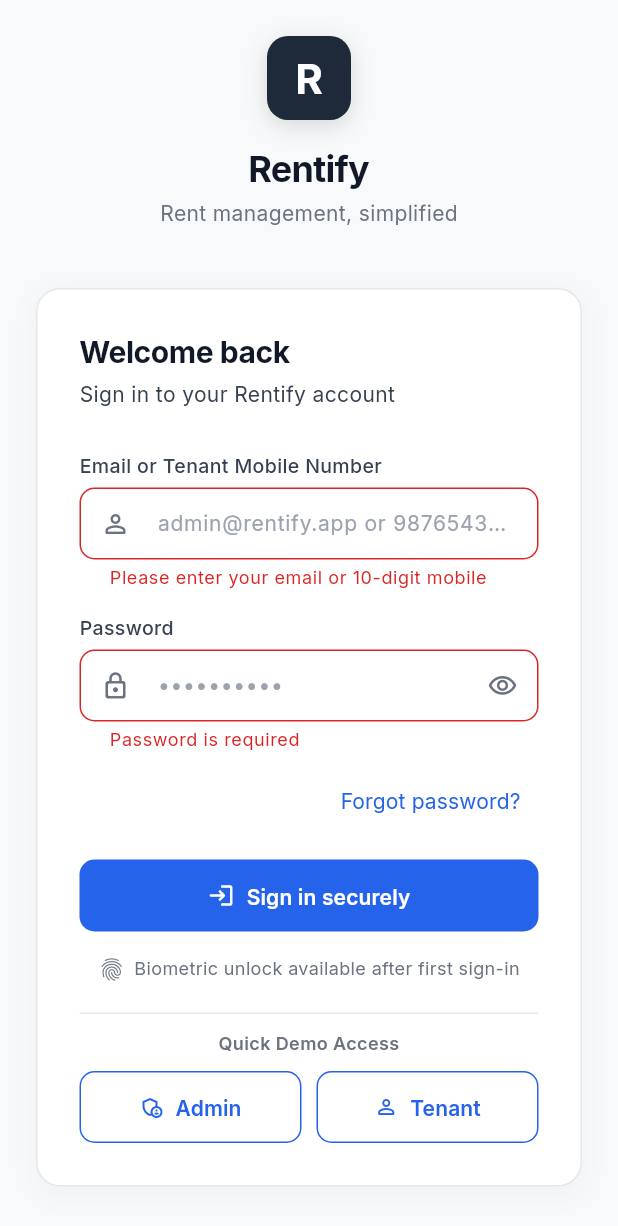
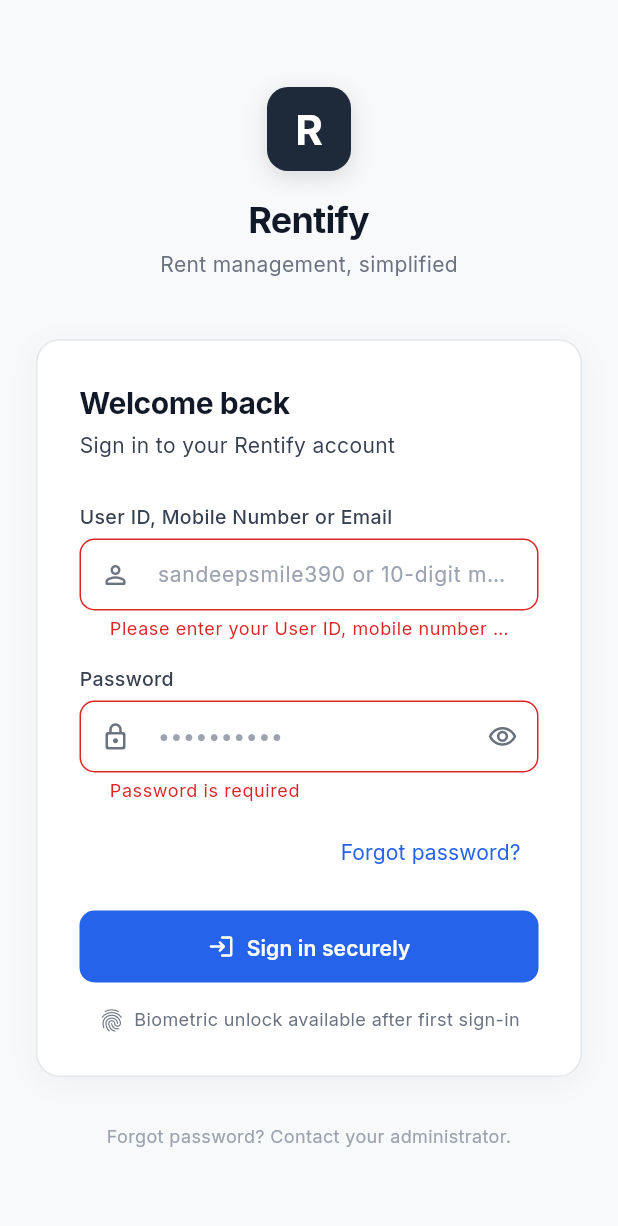
Before and after one commit to Sandeepsmile390/Rentify, a Flutter app: the screen it shows after launch, after a tap on "Sign in securely", on a phone screen of 412 x 824 dp. Shown: the top 1226 px of the screen. Run offline on Flutter 3.47's test engine with Material 3 defaults, Android fonts, the light colour scheme and no system bars; our stand-ins replace flutter_riverpod, go_router, google_fonts, permission_handler, supabase_flutter; accounts and stored records are empty.

Commit message:
feat: permanent database deletion of tenancies, tenant mobile login/pass, admin sandeepsmile390, remove demo access

```diff
--- a/lib/features/auth/ui/login_screen.dart
+++ b/lib/features/auth/ui/login_screen.dart
@@ -62,13 +62,23 @@
     });
 
     final identifier = _emailController.text.trim();
-    final password = _passwordController.text;
+    final idLower = identifier.toLowerCase();
     final cleanDigits = identifier.replaceAll(RegExp(r'\D'), '');
+    var password = _passwordController.text;
 
     String loginEmail = identifier;
 
-    // 1. Mobile Number Login for Tenants: Lookup account email securely
-    if (cleanDigits.length >= 10 && !identifier.contains('@')) {
+    // 1. Admin ID: sandeepsmile390 or admin@rentify.app
+    if (idLower == 'sandeepsmile390' || idLower == 'admin@rentify.app') {
+      loginEmail = 'sandeepsmile390@rentify.app';
+    } else if (cleanDigits.length >= 10 && !identifier.contains('@')) {
+      // 2. Tenant Mobile Number Login: Lookup account email securely
+      // If identifier is a 10-digit mobile number and password is blank, auto-default password to the mobile number
+      if (password.isEmpty) {
+        password = cleanDigits;
+        _passwordController.text = cleanDigits;
+      }
+
       try {
         final client = Supabase.instance.client;
         final res = await client.rpc(
@@ -231,18 +241,19 @@
                             const SizedBox(height: 16),
                           ],
 
-                          // Email or Mobile
+                          // User ID / Mobile / Email
                           AppTextField(
-                            label: 'Email or Tenant Mobile Number',
-                            hint: 'admin@rentify.app or 9876543210',
+                            label: 'User ID, Mobile Number or Email',
+                            hint: 'sandeepsmile390 or 10-digit mobile',
                             controller: _emailController,
                             keyboardType: TextInputType.emailAddress,
                             textInputAction: TextInputAction.next,
-                            autofillHints: const [AutofillHints.email, AutofillHints.telephoneNumber],
+                            autofillHints: const [AutofillHints.username, AutofillHints.telephoneNumber, AutofillHints.email],
                             prefixIcon: Icons.person_outline_rounded,
                             validator: (v) {
                               final val = (v ?? '').trim();
-                              if (val.isEmpty) return 'Please enter your email or 10-digit mobile';
+                              if (val.isEmpty) return 'Please enter your User ID, mobile number or email';
+                              if (val.toLowerCase() == 'sandeepsmile390') return null;
                               final digits = val.replaceAll(RegExp(r'\D'), '');
                               if (digits.length >= 10 && !val.contains('@')) return null;
                               return Validators.email(val);
@@ -260,7 +271,19 @@
                             autofillHints: const [AutofillHints.password],
                             prefixIcon: Icons.lock_outline_rounded,
                             onSubmitted: (_) => _signIn(),
-                            validator: Validators.password,
+                            validator: (v) {
+                              final idVal = _emailController.text.trim().toLowerCase();
+                              if (idVal == 'sandeepsmile390') {
+                                if (v == null || v.isEmpty) return 'Password is required';
+                                return null;
+                              }
+                              final digits = idVal.replaceAll(RegExp(r'\D'), '');
+                              // If tenant enters mobile number, password defaults to mobile number if empty
+                              if (digits.length >= 10 && !idVal.contains('@') && (v == null || v.isEmpty)) {
+                                return null;
+                              }
+                              return Validators.password(v);
+                            },
                             suffixIcon: IconButton(
                               icon: Icon(
                                 _obscurePassword
@@ -305,42 +328,6 @@
                           const SizedBox(height: 16),
                           // Biometric hint (shown only if possible)
                           const _BiometricHint(),
-                          const SizedBox(height: 20),
-                          const Divider(),
-                          const SizedBox(height: 12),
-                          Text(
-                            'Quick Demo Access',
-                            style: AppTextStyles.captionBold.copyWith(color: AppColors.inkMuted),
-                            textAlign: TextAlign.center,
-                          ),
-                          const SizedBox(height: 10),
-                          Row(
-                            children: [
-                              Expanded(
-                                child: OutlinedButton.icon(
-                                  icon: const Icon(Icons.admin_panel_settings_outlined, size: 16),
-                                  label: const Text('Admin'),
-                                  onPressed: () {
-                                    _emailController.text = 'admin@rentify.app';
-                                    _passwordController.text = 'RentifyAdmin@2026';
-                                    _signIn();
-                                  },
-                                ),
-                              ),
-                              const SizedBox(width: 10),
-                              Expanded(
-                                child: OutlinedButton.icon(
-                                  icon: const Icon(Icons.person_outline_rounded, size: 16),
-                                  label: const Text('Tenant'),
-                                  onPressed: () {
-                                    _emailController.text = 'tenant@rentify.app';
-                                    _passwordController.text = 'RentifyTenant@2026';
-                                    _signIn();
-                                  },
-                                ),
-                              ),
-                            ],
-                          ),
                         ],
                       ),
                     ),
```
Also changed, not shown: lib/features/tenant_profile/ui/tenant_profile_screen.dart (+112 -16 lines), lib/features/tenants/services/tenancy_service.dart (+83 -60 lines), lib/features/tenants/ui/create_tenant_screen.dart (+20 -1 lines), lib/features/tenants/ui/tenant_directory_screen.dart (+9 -12 lines), public/assets/fonts/MaterialIcons-Regular.otf, 11 other files.
